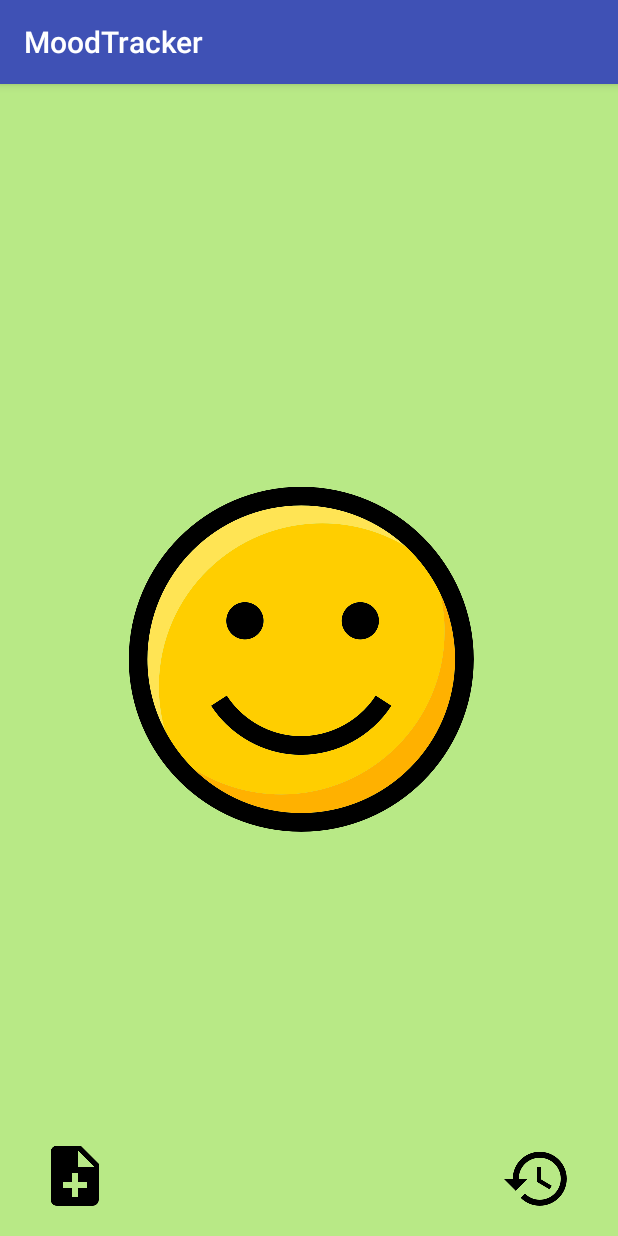
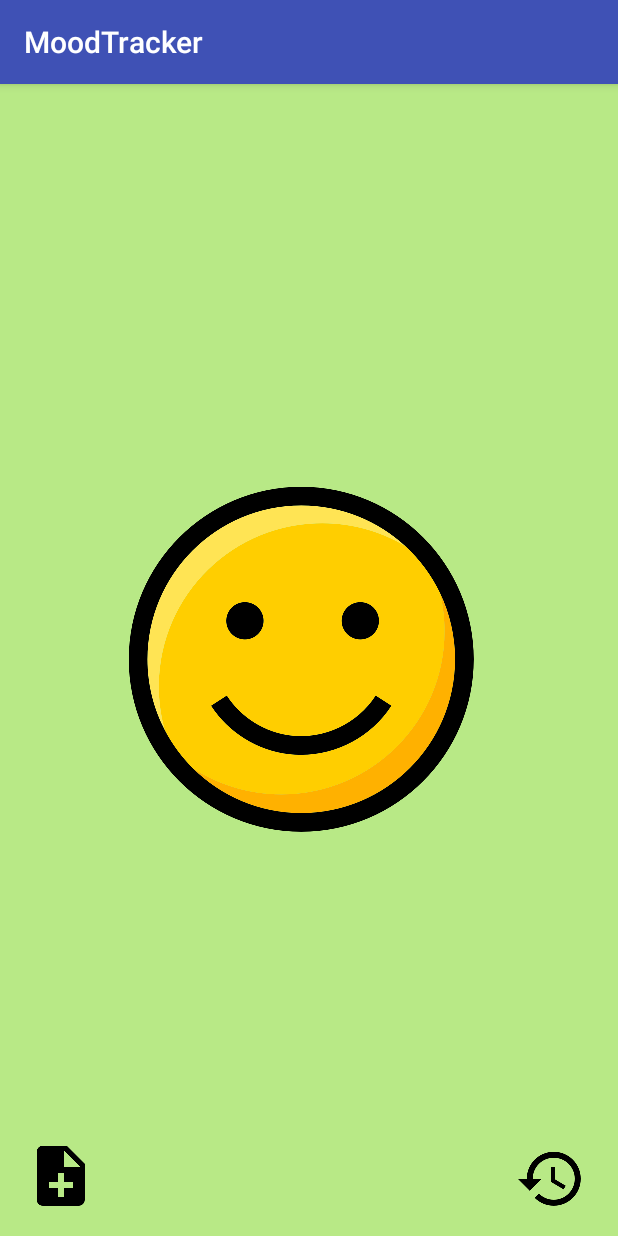
Before and after one commit to JimmyMad/MoodTracker, an Android app: the screen it shows after launch (MainActivity), on a phone screen of 412 x 824 dp. Run offline under Robolectric (Android 15) with nearby library versions, the phone set to English and light mode, and no system bars.

Commit message:
Mood history classes created

```diff
--- a/app/src/main/java/com/sweethome/jimmy/moodtracker/controller/MainActivity.java
+++ b/app/src/main/java/com/sweethome/jimmy/moodtracker/controller/MainActivity.java
@@ -19,7 +19,6 @@
 import java.text.DateFormat;
 import java.text.ParseException;
 import java.util.Date;
-import java.util.LinkedList;
 
 public class MainActivity extends AppCompatActivity implements GestureDetector.OnGestureListener {
 
@@ -27,17 +26,16 @@
 
     private ImageView mMoodImage;
     private ImageView mAddCommentImage;
-    private ImageView mHistoryImage;
+    ImageView mHistoryImage;
     private LinearLayout mBackgroundColor;
 
-    private  Date date;
+    Date date;
     private String sDate;
     private DateFormat formatter = DateFormat.getDateInstance(DateFormat.SHORT);
     //public MoodBank moodHistoric = new MoodBank();
 
-    MoodBank mMoodBank = new MoodBank();
-    LinkedList<Mood> moodLinkedList;
-    int currentMoodIndex;
+    private MoodBank mMoodBank = new MoodBank();
+    private int currentMoodIndex;
 
     private Mood mCurrentMood = null;
 
@@ -51,9 +49,6 @@
         detectGesture = new GestureDetectorCompat(this, this);
 
         sharedPref = getPreferences(MODE_PRIVATE);
-
-        mMoodBank.generateMoodTable();
-        moodLinkedList = mMoodBank.getMoodLinkedList();
 
         currentMoodIndex = 3;
 
@@ -84,7 +79,7 @@
     }
 
     private void setCurrentMood(int index) {
-        mCurrentMood = moodLinkedList.get(index);
+        mCurrentMood = mMoodBank.getMoodTable()[index];
         saveCurrentMood();
         setMoodImageAndBackground();
     }
@@ -105,12 +100,11 @@
         if (!sharedPref.getString("KEY_LAST_DATE_USED", "").isEmpty()) {
             Date currentDate = formatter.parse(sDate);
             Date savedDate = formatter.parse(sharedPref.getString("KEY_LAST_DATE_USED", ""));
-            if((currentDate.getTime() - (long)(1000*60*60*24)) >= savedDate.getTime()) {
-                currentMoodIndex = 3;
-            } else {
+            if((currentDate.getTime() - savedDate.getTime() >= (long)(1000*60*60*24))) currentMoodIndex = 3;
+            else {
                 if (sharedPref.getInt("KEY_MOOD_ID", 0) != 0) {
                     currentMoodIndex = -1;
-                        for (Mood aMood : moodLinkedList) {
+                    for (Mood aMood : mMoodBank.getMoodTable()) {
                         currentMoodIndex++;
                         if (aMood.getMoodId() == sharedPref.getInt("KEY_MOOD_ID", 0)){
                             mCurrentMood = aMood;
@@ -134,7 +128,6 @@
 
     @Override
     public void onShowPress(MotionEvent e) {
-
     }
 
     @Override
@@ -149,17 +142,12 @@
 
     @Override
     public void onLongPress(MotionEvent e) {
-
     }
 
     @Override
     public boolean onFling(MotionEvent e1, MotionEvent e2, float velocityX, float velocityY) {
-        if ( e1.getRawY() > e2.getRawY() && currentMoodIndex < 4) {
-            currentMoodIndex++;
-
-        } if (e1.getRawY() < e2.getRawY() && currentMoodIndex > 0) {
-            currentMoodIndex--;
-        }
+        if ( e1.getRawY() > e2.getRawY() && currentMoodIndex < 4) currentMoodIndex++;
+        if (e1.getRawY() < e2.getRawY() && currentMoodIndex > 0) currentMoodIndex--;
         setCurrentMood(currentMoodIndex);
         return true;
     }
--- a/app/src/main/java/com/sweethome/jimmy/moodtracker/model/Mood.java
+++ b/app/src/main/java/com/sweethome/jimmy/moodtracker/model/Mood.java
@@ -1,24 +1,19 @@
 package com.sweethome.jimmy.moodtracker.model;
-
-import java.util.Date;
 
 public class Mood {
 
     private int moodId;
+    private String moodName;
     private int colorId;
-    private Date date;
 
-    Mood(int moodId, int colorId) {
+    Mood(int moodId, String moodName, int colorId) {
         this.moodId = moodId;
+        this.moodName = moodName;
         this.colorId = colorId;
     }
 
-    public void setDate(Date date) {
-        this.date = date;
-    }
-
-    public Date getDate() {
-        return date;
+    public String getMoodName() {
+        return moodName;
     }
 
     public int getMoodId() {
--- a/app/src/main/java/com/sweethome/jimmy/moodtracker/model/MoodBank.java
+++ b/app/src/main/java/com/sweethome/jimmy/moodtracker/model/MoodBank.java
@@ -3,37 +3,26 @@
 
 import com.sweethome.jimmy.moodtracker.R;
 
-import java.util.LinkedList;
-
 public class MoodBank {
 
 
-    private LinkedList<Mood> moodLinkedList = new LinkedList<>();
+    private Mood moodTable[];
 
     /**
      * Creates all the moods and store them in a table
      */
-    public void generateMoodTable() {
-        Mood sadMood = new Mood(R.drawable.smiley_sad, R.color.faded_red);
-        Mood disappointedMood = new Mood(R.drawable.smiley_disappointed, R.color.warm_grey);
-        Mood normalMood = new Mood(R.drawable.smiley_normal, R.color.cornflower_blue_65);
-        Mood happyMood = new Mood(R.drawable.smiley_happy, R.color.light_sage);
-        Mood superHappyMood = new Mood(R.drawable.smiley_super_happy, R.color.banana_yellow);
+    public MoodBank() {
+        Mood sadMood = new Mood(R.drawable.smiley_sad, "Sad", R.color.faded_red);
+        Mood disappointedMood = new Mood(R.drawable.smiley_disappointed, "Disappointed", R.color.warm_grey);
+        Mood normalMood = new Mood(R.drawable.smiley_normal, "Normal", R.color.cornflower_blue_65);
+        Mood happyMood = new Mood(R.drawable.smiley_happy, "Happy", R.color.light_sage);
+        Mood superHappyMood = new Mood(R.drawable.smiley_super_happy, "SuperHappy", R.color.banana_yellow);
 
-        this.moodLinkedList.addFirst(superHappyMood);
-        System.out.println("currentIndexMood "+this.moodLinkedList.getFirst().getMoodId());
-        this.moodLinkedList.addFirst(happyMood);
-        System.out.println("currentIndexMood "+this.moodLinkedList.getFirst().getMoodId());
-        this.moodLinkedList.addFirst(normalMood);
-        System.out.println("currentIndexMood "+this.moodLinkedList.getFirst().getMoodId());
-        this.moodLinkedList.addFirst(disappointedMood);
-        System.out.println("currentIndexMood "+this.moodLinkedList.getFirst().getMoodId());
-        this.moodLinkedList.addFirst(sadMood);
-        System.out.println("currentIndexMood "+this.moodLinkedList.getFirst().getMoodId());
+        this.moodTable = new Mood[]{sadMood, disappointedMood, normalMood, happyMood, superHappyMood};
     }
 
-    public LinkedList<Mood> getMoodLinkedList() {
-        return this.moodLinkedList;
+    public Mood[] getMoodTable() {
+        return moodTable;
     }
 
     /*public void addMoodToList(Mood aMood) {
--- a/app/src/main/res/layout/activity_main.xml
+++ b/app/src/main/res/layout/activity_main.xml
@@ -6,12 +6,14 @@
     android:layout_height="match_parent"
     android:background="@color/light_sage"
     android:gravity="center"
+    android:layout_weight="1"
     tools:context=".controller.MainActivity">
 
 
     <ImageView
         android:id="@+id/MainActivity_NewComment_ImageView"
         android:layout_width="wrap_content"
+        android:layout_weight="1"
         android:layout_height="wrap_content"
         android:layout_gravity="start|bottom"
         android:layout_margin="20dp"
@@ -21,6 +23,7 @@
     <ImageView
         android:id="@+id/MainActivity_Smiley_ImageView"
         android:layout_width="wrap_content"
+        android:layout_weight="1"
         android:layout_height="wrap_content"
         android:layout_gravity="center"
         android:contentDescription="@string/smiley_image_description"
@@ -29,6 +32,7 @@
     <ImageView
         android:id="@+id/MainActivity_History_ImageView"
         android:layout_width="wrap_content"
+        android:layout_weight="1"
         android:layout_height="wrap_content"
         android:layout_gravity="bottom|end"
         android:layout_margin="20dp"
```
Also changed, not shown: app/src/main/java/com/sweethome/jimmy/moodtracker/controller/HistoryActivity.java (+9 -0 lines), app/src/main/java/com/sweethome/jimmy/moodtracker/model/MoodHistory.java (added, +11 -0 lines), app/src/main/java/com/sweethome/jimmy/moodtracker/model/MoodInHistory.java (added, +44 -0 lines), app/src/main/res/layout/activity_history.xml (+54 -54 lines). Lines whose indentation alone changed are shown as unchanged.
